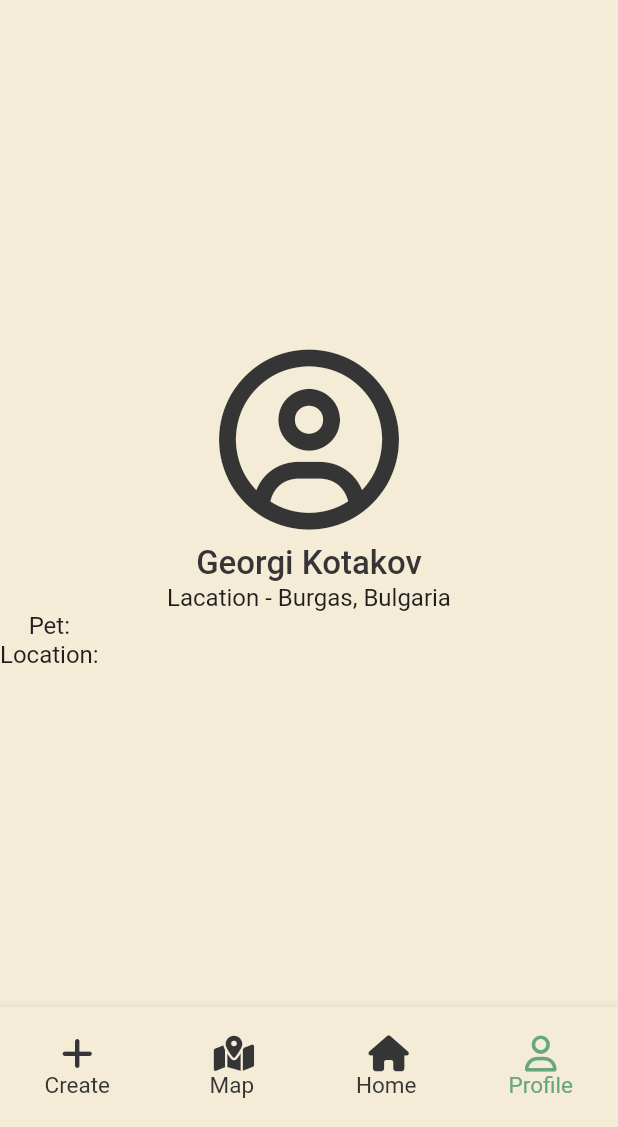
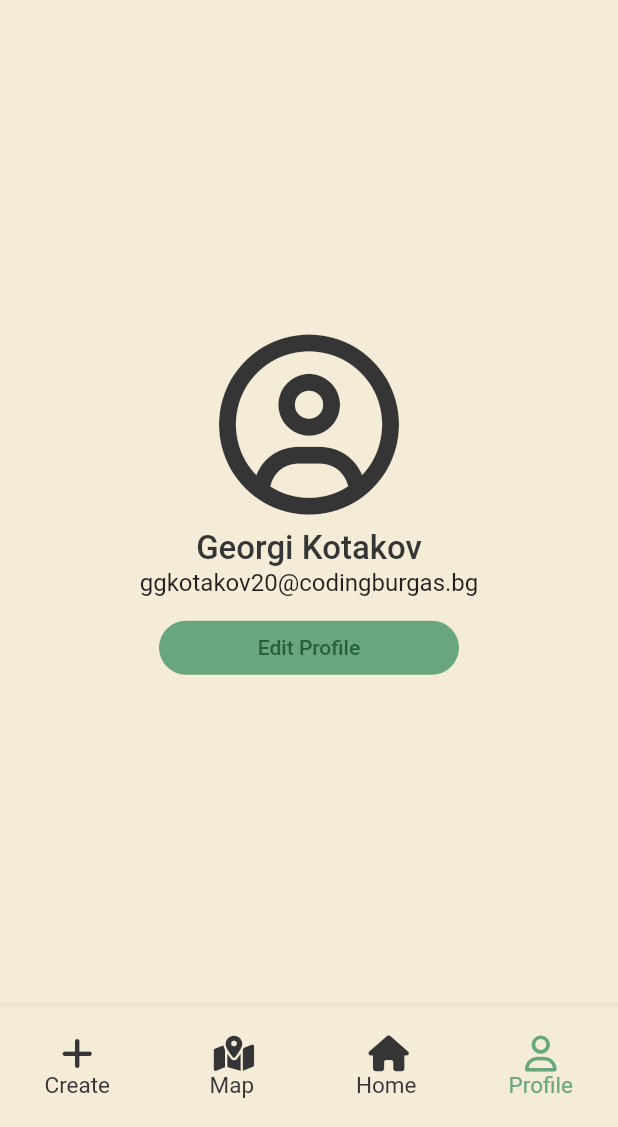
Before and after one commit to ggkotakov20/Find-perfect-pet, a Flutter app: the screen it shows after launch, on a phone screen of 412 x 824 dp, the part 109-1236 px from its top. Run offline on Flutter 3.47's test engine with Material 2 defaults, Android fonts, the phone set to English and light mode, and no system bars; our stand-ins replace flutter_map, font_awesome_flutter, latlong2.

```diff
--- a/app/lib/pages/home/pet_card.dart
+++ b/app/lib/pages/home/pet_card.dart
@@ -86,10 +86,10 @@ class AnimalListItem extends StatelessWidget {
           // Information section
           Container(
             child: Row(
+              mainAxisAlignment: MainAxisAlignment.center,
               children: [
                 // Title and price
                 Container(
-                  margin: const EdgeInsets.only(left: 14),
                   height: 75,
                   width: 216,
                   decoration: BoxDecoration(
@@ -138,6 +138,7 @@ class AnimalListItem extends StatelessWidget {
                     color: LGREY,
                   ),
                   child: Row(
+                    mainAxisAlignment: MainAxisAlignment.spaceEvenly,
                     children: [
                       FloatingActionButton.small(
                         backgroundColor: GREEN,
@@ -157,6 +158,7 @@ class AnimalListItem extends StatelessWidget {
                           color: DGREEN,
                         ),
                       ),
+                      SizedBox(width: 10,)
                     ],
                   ),
                 )
--- a/app/lib/pages/profile/profile.dart
+++ b/app/lib/pages/profile/profile.dart
@@ -37,55 +37,34 @@ class UserInformation extends StatelessWidget {
               size: 120,
               color: BLACK,
             ),
-            SizedBox(
-              height: 10,
-            ),
+            SizedBox(height: 10),
             Text(
               'Georgi Kotakov',
               style: TextStyle(
                   fontSize: 22, color: BLACK, fontWeight: FontWeight.w500),
             ),
-
-
             Text(
-                  'Lacation - Burgas, Bulgaria',
+              'ggkotakov20@codingburgas.bg',
               style: TextStyle(
                 fontSize: 16,
               ),
             ),
+            SizedBox(height: 10),
 
-
-
-
-            Row(
-              mainAxisAlignment: MainAxisAlignment.start,
-              children: [
-                Column(
-                  children: [
-                  Text(
-                  'Pet: ',
-                  style: TextStyle(fontSize: 16),
+            TextButton(
+              onPressed: null,
+              style: TextButton.styleFrom(
+                backgroundColor: GREEN,
+                fixedSize: Size(200, 10),
+                shape:  RoundedRectangleBorder(
+                  borderRadius: BorderRadius.circular(20),
                 ),
-                Text(
-                  'Location: ',
-                  style: TextStyle(fontSize: 16),
               ),
-                ],)
-              ],
+              child: Text('Edit Profile', style: TextStyle(color: DGREEN, fontWeight: FontWeight.w500),),
             )
-
           ],
         ),
       ),
     );
   }
 }
-
-class MyWidget extends StatelessWidget {
-  const MyWidget({super.key});
-
-  @override
-  Widget build(BuildContext context) {
-    return const Placeholder();
-  }
-}
```
Also changed, not shown: 1 other file. Lines whose indentation alone changed are shown as unchanged.
